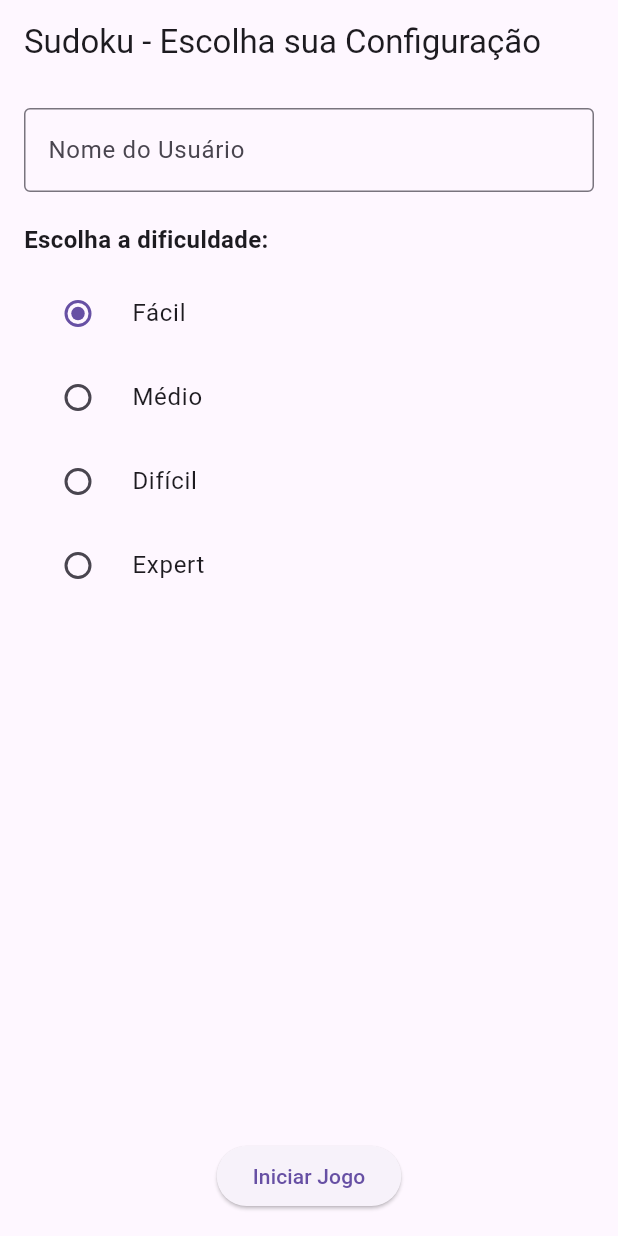
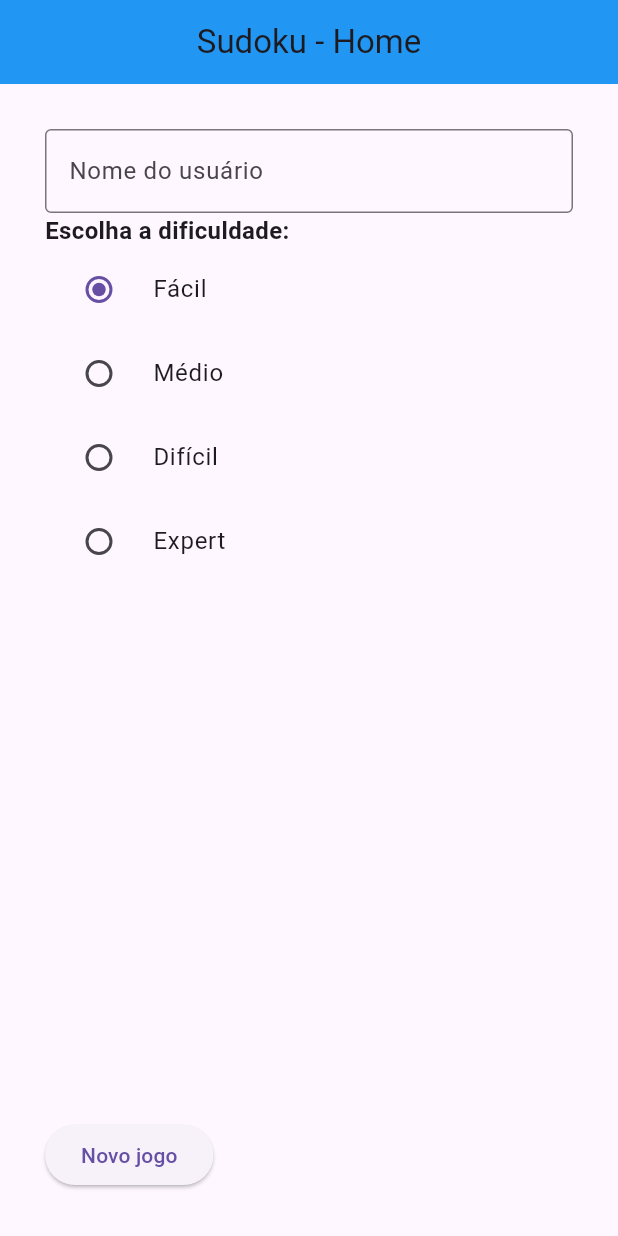
Before and after one commit to DoctorByte8/sudoku_flutter, a Flutter app: the screen it shows after launch, on a phone screen of 412 x 824 dp. Run offline on Flutter 3.47's test engine with Material 3 defaults, Android fonts, the phone set to English and light mode, and no system bars; missing offline and left inert: sudoku_dart.

```diff
--- a/lib/home.dart
+++ b/lib/home.dart
@@ -9,118 +9,102 @@ class HomeApp extends StatefulWidget {
 
 class HomeAppState extends State<HomeApp> {
 
-  String? _userName; // Para armazenar o nome do usuário
-  String _selectedDifficulty = 'fácil'; // Dificuldade padrão
+  String? userName;
+  String selectedDifficulty = 'fácil';
 
   @override
   Widget build(BuildContext context) {
     return Scaffold(
       appBar: AppBar(
-        title: Text('Sudoku - Escolha sua Configuração'),
+        title: Text('Sudoku - Home'),
+        centerTitle: true,
+        backgroundColor: Colors.blue,
       ),
       body: Padding(
-        padding: const EdgeInsets.all(16.0),
-        child: Column(
+        padding: const EdgeInsets.all(30.0),
+        child: Center(
+          child: Column (
             crossAxisAlignment: CrossAxisAlignment.start,
+            mainAxisAlignment: MainAxisAlignment.spaceEvenly,
             children: [
-            // TextField para capturar o nome do usuário
               TextField(
                 decoration: InputDecoration(
-                labelText: 'Nome do Usuário',
+                  labelText: 'Nome do usuário',
                   border: OutlineInputBorder(),
                 ),
                 onChanged: (value) {
                   setState(() {
-                  _userName = value;
+                    userName = value;
                   });
                 },
               ),
-            SizedBox(height: 20),
-
-            // Título para a seleção de dificuldade
-            Text(
-              'Escolha a dificuldade:',
+              Text('Escolha a dificuldade:',
                 style: TextStyle(fontSize: 16, fontWeight: FontWeight.bold),
               ),
-            SizedBox(height: 10),
-
-            // RadioListTile para cada nível de dificuldade
               Expanded(
                 child: ListView(
                   children: [
                     RadioListTile<String>(
                       title: Text('Fácil'),
                       value: 'fácil',
-                    groupValue: _selectedDifficulty,
+                      groupValue: selectedDifficulty,
                       onChanged: (value) {
                         setState(() {
-                        _selectedDifficulty = value!;
+                          selectedDifficulty = value!;
                         });
                       },
                     ),
                     RadioListTile<String>(
                       title: Text('Médio'),
                       value: 'médio',
-                    groupValue: _selectedDifficulty,
+                      groupValue: selectedDifficulty,
                       onChanged: (value) {
                         setState(() {
-                        _selectedDifficulty = value!;
+                          selectedDifficulty = value!;
                         });
                       },
                     ),
                     RadioListTile<String>(
                       title: Text('Difícil'),
                       value: 'difícil',
-                    groupValue: _selectedDifficulty,
+                      groupValue: selectedDifficulty,
                       onChanged: (value) {
                         setState(() {
-                        _selectedDifficulty = value!;
+                          selectedDifficulty = value!;
                         });
                       },
                     ),
                     RadioListTile<String>(
                       title: Text('Expert'),
                       value: 'expert',
-                    groupValue: _selectedDifficulty,
+                      groupValue: selectedDifficulty,
                       onChanged: (value) {
                         setState(() {
-                        _selectedDifficulty = value!;
+                          selectedDifficulty = value!;
                         });
                       },
                     ),
                   ],
                 ),
               ),
-
-            // Exemplo de botão para prosseguir (opcional)
-            Center(
-              child: ElevatedButton(
+            ElevatedButton(
                 onPressed: () {
-                  if (_userName != null && _userName!.isNotEmpty) {
-                    // Lógica ao clicar no botão, como navegar para outra tela
-                    print('Nome do Usuário: $_userName');
-                    print('Dificuldade Selecionada: $_selectedDifficulty');
+                  print('Nome do usuário: $userName');
+                  print('Dificuldade selecionada: $selectedDifficulty');
                   Navigator.push(
                     context,
                     MaterialPageRoute(
                       builder: (context) => SudokuApp(
-                          userName: _userName!,
-                          difficulty: _selectedDifficulty,
+                        userName: userName,
+                        difficulty: selectedDifficulty,
                       ),
                     ),
                   );
-                  } else {
-                    // Mostrar mensagem de erro se o nome não for preenchido
-                    ScaffoldMessenger.of(context).showSnackBar(SnackBar(
-                      content:
-                          Text('Por favor, insira seu nome antes de continuar.'),
-                    ));
-                  }
                 },
-                child: Text('Iniciar Jogo'),
-              ),
+                child: Text('Novo jogo'),
             ),
             ],
+          ),
         ),
       ),
     );
```
Also changed, not shown: lib/sudoku.dart (+62 -68 lines). Lines whose indentation alone changed are shown as unchanged.
